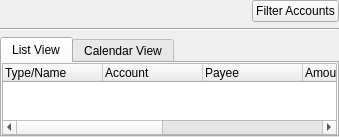
This is kmymoney/views/kscheduledviewdecl.ui in rhabacker/kmymoney as Qt 5 draws it before an edit. The edited form follows.
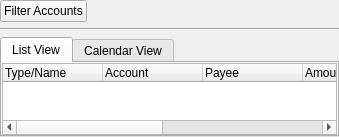
This is the edited form. Custom widgets are drawn as their Qt base class.

Commit message: Move filter line to top of scheduled view

```diff
--- a/kmymoney/views/kscheduledviewdecl.ui
+++ b/kmymoney/views/kscheduledviewdecl.ui
@@ -24,7 +24,14 @@
     <number>0</number>
    </property>
    <item>
-    <layout class="QHBoxLayout" name="m_buttonBox">
+    <layout class="QHBoxLayout" name="m_filterBox">
+     <item>
+      <widget class="KPushButton" name="m_accountsCombo">
+       <property name="text">
+        <string>Filter Accounts</string>
+       </property>
+      </widget>
+     </item>
      <item>
       <spacer name="spacer2">
        <property name="orientation">
@@ -41,13 +48,6 @@
        </property>
       </spacer>
      </item>
-     <item>
-      <widget class="KPushButton" name="m_accountsCombo">
-       <property name="text">
-        <string>Filter Accounts</string>
-       </property>
-      </widget>
-     </item>
     </layout>
    </item>
    <item>
```
Left out of the diff: 3 changed lines with no effect on the pictures. The commit also changes 1 other file.
